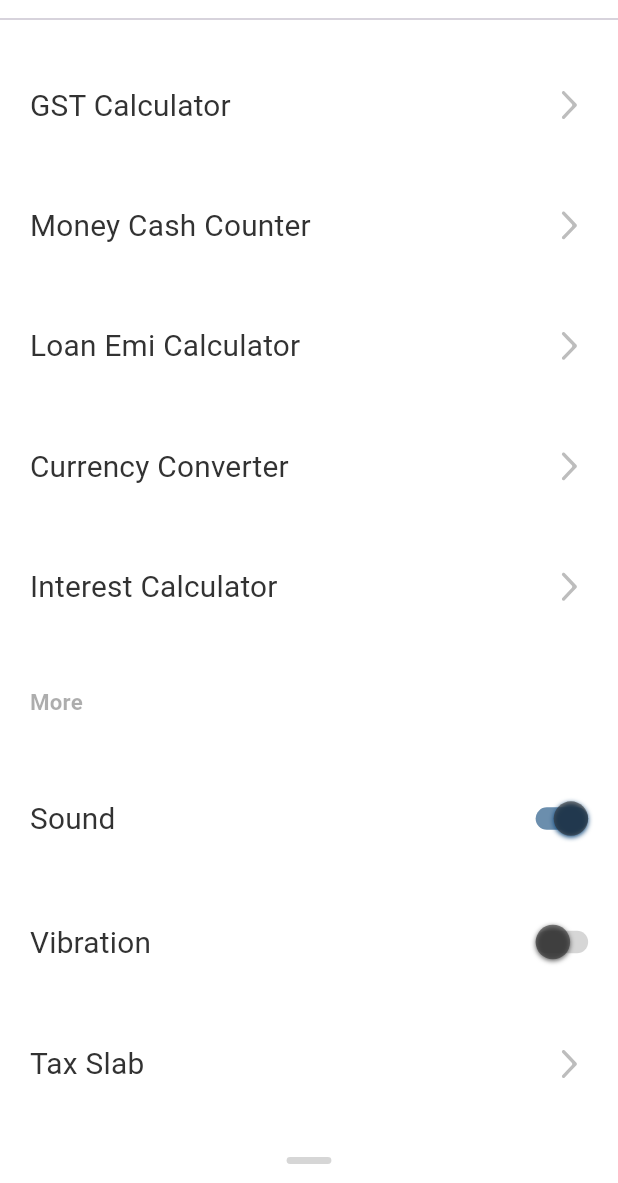
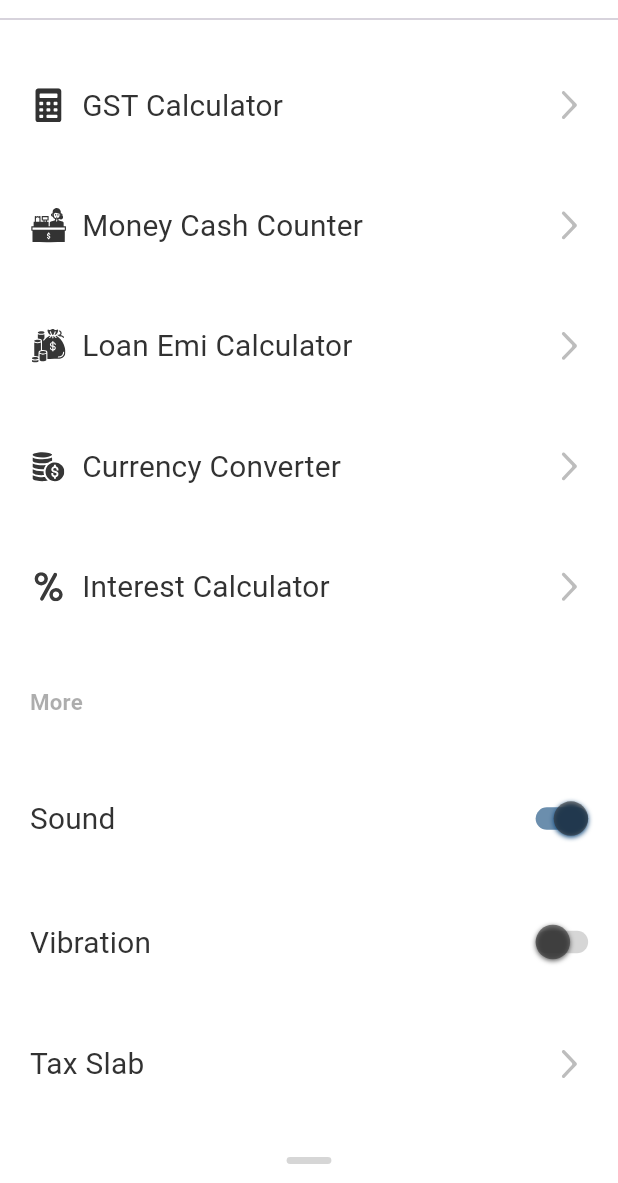
Before and after one commit to nikunjOceanmtech/gst_calcuator, a Flutter app: the BusinessCalculatorScreen screen opened directly, on a phone screen of 412 x 824 dp, the part 53-1236 px from its top. Run offline on Flutter 3.47's test engine with Material 3 defaults, Android fonts, the light colour scheme and no system bars; our stand-ins replace bloc, cached_network_image, equatable, flutter_bloc, flutter_screenutil, flutter_svg and 4 more; missing offline and left inert: date_picker_plus, eval_ex; accounts and stored records are empty; Roboto replaces fonts that are missing (Circular Std); project files that could hold a hidden picture were left out.

Commit message:
code refactor
code refactor

```diff
--- a/lib/common/common_widget.dart
+++ b/lib/common/common_widget.dart
@@ -136,7 +136,7 @@ class CommonWidget {
           placeholderBuilder: (context) => SizedBox(
             height: height?.h,
             width: width?.w,
-            child: warningIcon(color: color, bgColor: Colors.transparent),
+            child: warningIcon(color: color, bgColor: AppColor.primary1Color),
           ),
         );
       } else {
@@ -215,7 +215,8 @@ class CommonWidget {
       color: bgColor,
       child: Center(
         child: SvgPicture.asset(
-          "assets/photos/svg/common/warning.svg",
+          // TODO: change To your Warning path...
+          "assets/images/svg/warning.svg",
           width: width ?? 32.w,
           height: height ?? 32.h,
           colorFilter: ColorFilter.mode(color ?? AppColor.primary1Color, BlendMode.srcIn),
--- a/lib/features/dash_board/presentation/pages/dash_board_screen.dart
+++ b/lib/features/dash_board/presentation/pages/dash_board_screen.dart
@@ -1,4 +1,5 @@
 import 'package:flutter/material.dart';
+import 'package:gst_calcuator/global.dart';
 
 class DashBoardScreen extends StatefulWidget {
   const DashBoardScreen({super.key});
@@ -14,7 +15,7 @@ class _DashBoardScreenState extends State<DashBoardScreen> {
       child: Scaffold(
         body: Center(
           child: ElevatedButton(
-            onPressed: () => Navigator.of(context).pushNamed('/gst_cal'),
+            onPressed: () => Navigator.of(context).pushNamed(RouteList.gst_calculator_screen),
             child: const Text("Gst Cal"),
           ),
         ),
--- a/lib/features/menu_option/presentation/view/menu_option_screen.dart
+++ b/lib/features/menu_option/presentation/view/menu_option_screen.dart
@@ -5,6 +5,7 @@ import 'package:gst_calcuator/common/common_widget.dart';
 import 'package:gst_calcuator/common/custom_switch.dart';
 import 'package:gst_calcuator/di/get_it.dart';
 import 'package:gst_calcuator/features/menu_option/presentation/cubit/menu_option_cubit.dart';
+import 'package:gst_calcuator/global.dart';
 
 class BusinessCalculatorScreen extends StatefulWidget {
   const BusinessCalculatorScreen({super.key});
@@ -53,87 +54,17 @@ class BbusinesCcalculatorScreenState extends State<BusinessCalculatorScreen> {
                 children: [
                   InkWell(
                     onTap: () => Navigator.pop(context),
-                    child: Row(
-                      children: [
-                        CommonWidget.commonText(text: 'GST Calculator'),
-                        const Spacer(),
-                        Container(
-                          height: 25,
-                          alignment: Alignment.center,
-                          child: CommonWidget.imageBuilder(
-                            imageUrl: 'assets/images/svg/forward_arrow.svg',
-                            height: 25,
-                            width: 25,
-                          ),
-                        ),
-                      ],
-                    ),
+                    child: headingView(imageUrl: 'assets/images/svg/GST.svg', lable: 'GST Calculator'),
                   ),
                   InkWell(
-                    onTap: () => Navigator.popAndPushNamed(context, '/money_cash_counter'),
-                    child: Row(
-                      children: [
-                        CommonWidget.commonText(text: 'Money Cash Counter'),
-                        const Spacer(),
-                        Container(
-                          height: 25,
-                          alignment: Alignment.center,
-                          child: CommonWidget.imageBuilder(
-                            imageUrl: 'assets/images/svg/forward_arrow.svg',
-                            height: 25,
-                            width: 25,
-                          ),
-                        ),
-                      ],
-                    ),
+                    onTap: () => Navigator.popAndPushNamed(context, RouteList.money_cash_counter_screen),
+                    child: headingView(imageUrl: 'assets/images/svg/money_cash.svg', lable: 'Money Cash Counter'),
                   ),
-                  Row(
-                    children: [
-                      CommonWidget.commonText(text: 'Loan Emi Calculator'),
-                      const Spacer(),
-                      Container(
-                        height: 25,
-                        alignment: Alignment.center,
-                        child: CommonWidget.imageBuilder(
-                          imageUrl: 'assets/images/svg/forward_arrow.svg',
-                          height: 25,
-                          width: 25,
-                        ),
-                      ),
-                    ],
-                  ),
-                  Row(
-                    children: [
-                      CommonWidget.commonText(text: 'Currency Converter'),
-                      const Spacer(),
-                      Container(
-                        height: 25,
-                        alignment: Alignment.center,
-                        child: CommonWidget.imageBuilder(
-                          imageUrl: 'assets/images/svg/forward_arrow.svg',
-                          height: 25,
-                          width: 25,
-                        ),
-                      ),
-                    ],
-                  ),
+                  headingView(imageUrl: 'assets/images/svg/loan_emi.svg', lable: 'Loan Emi Calculator'),
+                  headingView(imageUrl: 'assets/images/svg/currency.svg', lable: 'Currency Converter'),
                   InkWell(
-                    onTap: () => Navigator.popAndPushNamed(context, '/interest_calculator_screen'),
-                    child: Row(
-                      children: [
-                        CommonWidget.commonText(text: 'Interest Calculator'),
-                        const Spacer(),
-                        Container(
-                          height: 25,
-                          alignment: Alignment.center,
-                          child: CommonWidget.imageBuilder(
-                            imageUrl: 'assets/images/svg/forward_arrow.svg',
-                            height: 25,
-                            width: 25,
-                          ),
-                        ),
-                      ],
-                    ),
+                    onTap: () => Navigator.popAndPushNamed(context, RouteList.interest_calculator_screen),
+                    child: headingView(imageUrl: 'assets/images/svg/interest.svg', lable: 'Interest Calculator'),
                   ),
                   CommonWidget.commonText(
                     text: 'More',
@@ -162,7 +93,7 @@ class BbusinesCcalculatorScreenState extends State<BusinessCalculatorScreen> {
                     ],
                   ),
                   InkWell(
-                    onTap: () => Navigator.popAndPushNamed(context, '/tax_slab_screen'),
+                    onTap: () => Navigator.popAndPushNamed(context, RouteList.tax_slab_screen),
                     child: Row(
                       children: [
                         CommonWidget.commonText(text: 'Tax Slab'),
@@ -206,4 +137,28 @@ class BbusinesCcalculatorScreenState extends State<BusinessCalculatorScreen> {
       ),
     );
   }
+
+  Row headingView({required String imageUrl, required String lable}) {
+    return Row(
+      children: [
+        CommonWidget.imageBuilder(
+          imageUrl: imageUrl,
+          height: 25.h,
+          width: 25.w,
+        ),
+        SizedBox(width: 10.w),
+        CommonWidget.commonText(text: lable),
+        const Spacer(),
+        Container(
+          height: 25,
+          alignment: Alignment.center,
+          child: CommonWidget.imageBuilder(
+            imageUrl: 'assets/images/svg/forward_arrow.svg',
+            height: 25,
+            width: 25,
+          ),
+        ),
+      ],
+    );
+  }
 }
--- a/lib/features/tax_slab/presentation/cubit/tax_slab_cubit.dart
+++ b/lib/features/tax_slab/presentation/cubit/tax_slab_cubit.dart
@@ -1,6 +1,4 @@
 // ignore_for_file: use_build_context_synchronously
-
-import 'dart:developer';
 
 import 'package:bloc/bloc.dart';
 import 'package:equatable/equatable.dart';
@@ -22,7 +20,6 @@ class TaxSlabCubit extends Cubit<TaxSlabState> {
   }
 
   void changeMinusData({required TaxSlabLoadedState state, required String value, required int index}) {
-    log("=========+$value");
     List<String> tempList = state.gstMinusSlabList;
     tempList[index] = value.replaceAll('-', '');
     emit(state.copyWith(gstMinusSlabList: tempList));
@@ -54,7 +51,7 @@ class TaxSlabCubit extends Cubit<TaxSlabState> {
       gstPlusSlabList = gstHistoryBox.get(HiveConstants.GST_PLUS_SLAB);
       gstMinusSlabList = gstHistoryBox.get(HiveConstants.GST_MINUS_SLAB);
 
-      Navigator.pushReplacementNamed(context, '/gst_cal');
+      Navigator.pushReplacementNamed(context, RouteList.gst_calculator_screen);
     }
   }
 }
--- a/lib/global.dart
+++ b/lib/global.dart
@@ -1,5 +1,11 @@
 // ignore_for_file: constant_identifier_names
 
+import 'package:flutter/material.dart';
+import 'package:gst_calcuator/features/dash_board/presentation/pages/dash_board_screen.dart';
+import 'package:gst_calcuator/features/gst_calculator/presentation/pages/gst_calculator_screen.dart';
+import 'package:gst_calcuator/features/interest_calculator/presentation/view/interest_calculator_screen.dart';
+import 'package:gst_calcuator/features/money_cash_counter/presentation/pages/money_cash_counter_screen.dart';
+import 'package:gst_calcuator/features/tax_slab/presentation/pages/tax_slab_screen.dart';
 import 'package:hive/hive.dart';
 
 late Box gstHistoryBox;
@@ -22,3 +28,19 @@ class HiveConstants {
   static const String IS_SOUND_ON = "IS_SOUND_ON";
   static const String IS_VIBRATION_ON = "IS_VIBRATION_ON";
 }
+
+Map<String, Widget Function(BuildContext)> routes = {
+  RouteList.initial: (context) => const DashBoardScreen(),
+  RouteList.gst_calculator_screen: (context) => const GstCalculatorScreen(),
+  RouteList.tax_slab_screen: (context) => const TaxSlabScreen(),
+  RouteList.money_cash_counter_screen: (context) => const MoneyCashCounterScreen(),
+  RouteList.interest_calculator_screen: (context) => const InterestCalculatorScreen(),
+};
+
+class RouteList {
+  static const String initial = '/';
+  static const String gst_calculator_screen = '/gst_calculator_screen';
+  static const String tax_slab_screen = '/tax_slab_screen';
+  static const String money_cash_counter_screen = '/money_cash_counter_screen';
+  static const String interest_calculator_screen = '/interest_calculator_screen';
+}
--- a/lib/main.dart
+++ b/lib/main.dart
@@ -1,14 +1,11 @@
+// ignore_for_file: constant_identifier_names
+
 import 'dart:async';
 
 import 'package:flutter/material.dart';
 import 'package:flutter_screenutil/flutter_screenutil.dart';
 import 'package:gst_calcuator/di/get_it.dart';
-import 'package:gst_calcuator/features/dash_board/presentation/pages/dash_board_screen.dart';
 import 'package:gst_calcuator/features/gst_calculator/data/models/data_history_model.dart';
-import 'package:gst_calcuator/features/gst_calculator/presentation/pages/gst_calculator_screen.dart';
-import 'package:gst_calcuator/features/interest_calculator/presentation/view/interest_calculator_screen.dart';
-import 'package:gst_calcuator/features/money_cash_counter/presentation/pages/money_cash_counter_screen.dart';
-import 'package:gst_calcuator/features/tax_slab/presentation/pages/tax_slab_screen.dart';
 import 'package:gst_calcuator/global.dart';
 import 'package:hive/hive.dart';
 import 'package:path_provider/path_provider.dart';
@@ -57,14 +54,12 @@ class _MyAppState extends State<MyApp> {
       rebuildFactor: (old, data) => RebuildFactors.orientation(old, data),
       splitScreenMode: true,
       builder: (context, child) => MaterialApp(
+        theme: ThemeData(
+          splashFactory: NoSplash.splashFactory,
+          splashColor: Colors.transparent,
+        ),
         debugShowCheckedModeBanner: false,
-        routes: {
-          '/': (context) => const DashBoardScreen(),
-          '/gst_cal': (context) => const GstCalculatorScreen(),
-          '/tax_slab_screen': (context) => const TaxSlabScreen(),
-          '/money_cash_counter': (context) => const MoneyCashCounterScreen(),
-          '/interest_calculator_screen': (context) => const InterestCalculatorScreen(),
-        },
+        routes: routes,
       ),
     );
   }
```
Also changed, not shown: assets/images/svg/GST.svg (added), assets/images/svg/currency.svg (added), assets/images/svg/interest.svg (added), assets/images/svg/loan_emi.svg (added), assets/images/svg/money_cash.svg (added), assets/images/svg/warning.svg (added).
